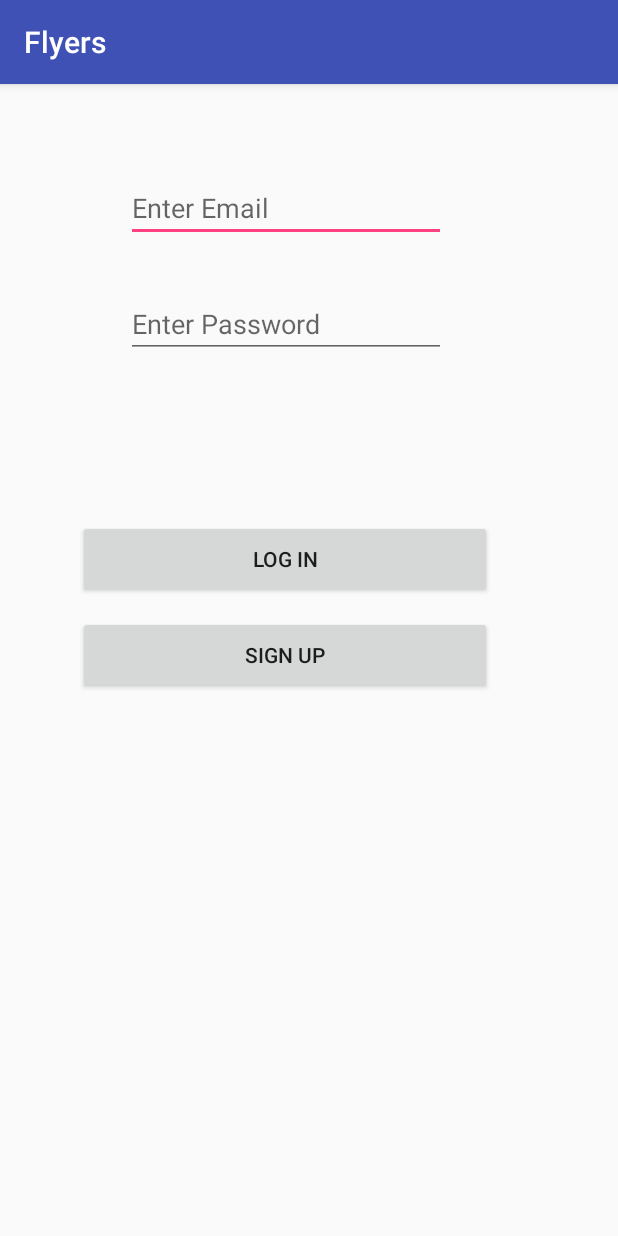
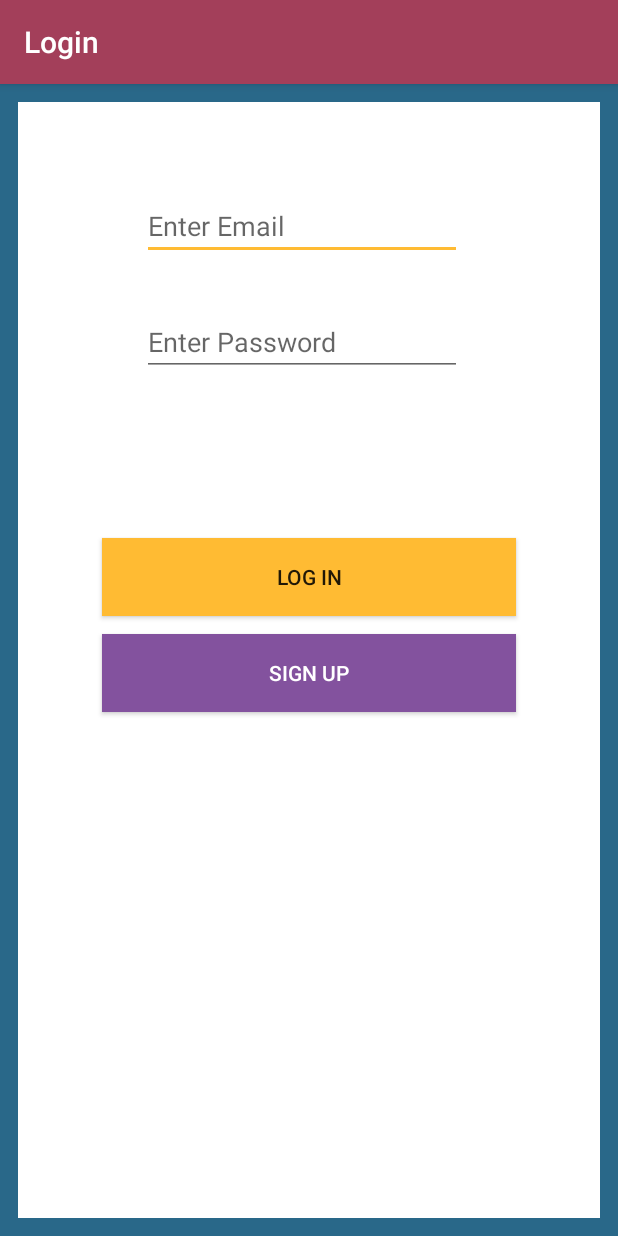
Before and after one commit to jlop02/Flyer, an Android app: the screen it shows after launch (LoginActivity), after a tap on "LOGIN", on a phone screen of 412 x 824 dp. Run offline under Robolectric (Android 15) with nearby library versions, the phone set to English and light mode, and no system bars; our stand-ins replace Firebase (no records; nobody signed in at launch, a user with empty details on screens opened directly), Picasso; libraries missing offline, so code that uses them is left out: com.firebase.client; pictures from the network do not load; Roboto replaces fonts that are not available here; 1 statement that could not run was skipped.

Commit message:
Design.v4
Login Screen better, theme colors, upload screen better, when home is pressed it returns to top of scrollview

```diff
--- a/Flyers/app/src/main/java/com/example/lo/flyers/LoginActivity.java
+++ b/Flyers/app/src/main/java/com/example/lo/flyers/LoginActivity.java
@@ -28,7 +28,7 @@ public class LoginActivity extends AppCompatActivity implements View.OnClickList
     protected void onCreate(Bundle savedInstanceState) {
         super.onCreate(savedInstanceState);
         setContentView(R.layout.activity_login);
-
+        setTitle("Login");
         textEmail = (EditText) findViewById(R.id.editText);
         textPass = findViewById(R.id.editText2);
 
--- a/Flyers/app/src/main/java/com/example/lo/flyers/MainActivity.java
+++ b/Flyers/app/src/main/java/com/example/lo/flyers/MainActivity.java
@@ -48,6 +48,7 @@ public class MainActivity extends AppCompatActivity {
     protected void onCreate(Bundle savedInstanceState) {
         super.onCreate(savedInstanceState);
         setContentView(R.layout.activity_main);
+        setTitle("Flyers");
 
         btnMove = findViewById(R.id.button2);
         if(user != null){
@@ -135,9 +136,10 @@ public class MainActivity extends AppCompatActivity {
                 Intent intent = new Intent(this, LoginActivity.class);
                 startActivity(intent);
 
-
             case R.id.item1:
-                Toast.makeText(this, "Home was selected", Toast.LENGTH_SHORT).show();
+                if(item.getItemId()==R.id.item1){
+                LinearLayoutManager layoutManager=(LinearLayoutManager) recyclerView.getLayoutManager();
+                layoutManager.scrollToPositionWithOffset(0,0);}
                 return true;
 
             case R.id.item2:
@@ -149,7 +151,7 @@ public class MainActivity extends AppCompatActivity {
 
 
             case R.id.item3:
-                Toast.makeText(this, "Saved was selected", Toast.LENGTH_SHORT).show();
+                Toast.makeText(this, "Recent was selected", Toast.LENGTH_SHORT).show();
                 return true;
 
             case R.id.item4:
--- a/Flyers/app/src/main/res/layout/activity_login.xml
+++ b/Flyers/app/src/main/res/layout/activity_login.xml
@@ -1,20 +1,36 @@
 <?xml version="1.0" encoding="utf-8"?>
-<android.support.constraint.ConstraintLayout xmlns:android="http://schemas.android.com/apk/res/android"
+<RelativeLayout
+    xmlns:android="http://schemas.android.com/apk/res/android"
     xmlns:app="http://schemas.android.com/apk/res-auto"
     xmlns:tools="http://schemas.android.com/tools"
     android:layout_width="match_parent"
     android:layout_height="match_parent"
+    android:background="@color/coolBlue"
+    >
+
+<android.support.constraint.ConstraintLayout xmlns:android="http://schemas.android.com/apk/res/android"
+    xmlns:app="http://schemas.android.com/apk/res-auto"
+    xmlns:tools="http://schemas.android.com/tools"
+    android:layout_width="500dp"
+    android:layout_height="800dp"
+    android:layout_marginStart="12dp"
+    android:layout_marginEnd="12dp"
+    android:layout_marginTop="12dp"
+    android:layout_marginBottom="12dp"
+    android:background="@android:color/white"
     tools:context=".LoginActivity">
 
     <EditText
         android:id="@+id/editText"
         android:layout_width="wrap_content"
         android:layout_height="wrap_content"
-        android:layout_marginStart="84dp"
+        android:layout_marginEnd="77dp"
+        android:layout_marginStart="68dp"
         android:layout_marginTop="60dp"
         android:ems="10"
         android:hint="Enter Email"
         android:inputType="textEmailAddress"
+        app:layout_constraintEnd_toEndOf="parent"
         app:layout_constraintStart_toStartOf="parent"
         app:layout_constraintTop_toTopOf="parent" />
 
@@ -22,11 +38,13 @@
         android:id="@+id/editText2"
         android:layout_width="wrap_content"
         android:layout_height="wrap_content"
-        android:layout_marginStart="84dp"
+        android:layout_marginEnd="77dp"
+        android:layout_marginStart="68dp"
         android:layout_marginTop="32dp"
         android:ems="10"
         android:hint="Enter Password"
         android:inputType="textPassword"
+        app:layout_constraintEnd_toEndOf="parent"
         app:layout_constraintStart_toStartOf="parent"
         app:layout_constraintTop_toBottomOf="@+id/editText" />
 
@@ -34,9 +52,12 @@
         android:id="@+id/LoginBtn"
         android:layout_width="276dp"
         android:layout_height="52dp"
-        android:layout_marginStart="52dp"
+        android:layout_marginEnd="42dp"
+        android:layout_marginStart="42dp"
         android:layout_marginTop="108dp"
         android:text="Log In"
+        android:background="@android:color/holo_orange_light"
+        app:layout_constraintEnd_toEndOf="parent"
         app:layout_constraintStart_toStartOf="parent"
         app:layout_constraintTop_toBottomOf="@+id/editText2" />
 
@@ -44,9 +65,14 @@
         android:id="@+id/SignupBtn"
         android:layout_width="276dp"
         android:layout_height="52dp"
-        android:layout_marginStart="52dp"
+        android:layout_marginEnd="42dp"
+        android:layout_marginStart="42dp"
         android:layout_marginTop="12dp"
         android:text="Sign Up"
+        android:background="@color/coolPurple"
+        android:textColor="@android:color/white"
+        app:layout_constraintEnd_toEndOf="parent"
         app:layout_constraintStart_toStartOf="parent"
         app:layout_constraintTop_toBottomOf="@+id/LoginBtn" />
 </android.support.constraint.ConstraintLayout>
+</RelativeLayout>
--- a/Flyers/app/src/main/res/layout/activity_upload_details.xml
+++ b/Flyers/app/src/main/res/layout/activity_upload_details.xml
@@ -1,4 +1,5 @@
 <?xml version="1.0" encoding="utf-8"?>
+
 
 <ScrollView
     xmlns:app="http://schemas.android.com/apk/res-auto"
--- a/Flyers/app/src/main/res/menu/main_menu.xml
+++ b/Flyers/app/src/main/res/menu/main_menu.xml
@@ -4,8 +4,7 @@
     <item
         android:id="@+id/itemLog"
         android:title="LogIn"
-        app:showAsAction="ifRoom"
-        />
+        app:showAsAction="ifRoom" />
 
     <item android:id="@+id/item1"
         android:title="Home"
@@ -18,7 +17,7 @@
         />
 
     <item android:id="@+id/item3"
-        android:title="Saved"
+        android:title="Recent"
         app:showAsAction="never"
         />
 
--- a/Flyers/app/src/main/res/values/colors.xml
+++ b/Flyers/app/src/main/res/values/colors.xml
@@ -6,4 +6,7 @@
     <color name="blue">#2934bd</color>
     <color name="gray">#51525d</color>
     <color name="coolBlue">#296889</color>
+    <color name="coolRed">#a33f5a</color>
+    <color name="coolGreen">#3fa36c</color>
+    <color name="coolPurple">#83529e</color>
 </resources>
--- a/Flyers/app/src/main/res/values/styles.xml
+++ b/Flyers/app/src/main/res/values/styles.xml
@@ -3,9 +3,9 @@
     <!-- Base application theme. -->
     <style name="AppTheme" parent="Theme.AppCompat.Light.DarkActionBar">
         <!-- Customize your theme here. -->
-        <item name="colorPrimary">@color/colorPrimary</item>
+        <item name="colorPrimary">@color/coolRed</item>
         <item name="colorPrimaryDark">@color/colorPrimaryDark</item>
-        <item name="colorAccent">@color/colorAccent</item>
+        <item name="colorAccent">@android:color/holo_orange_light</item>
     </style>
 
     <style name="SplashTheme" parent="Theme.AppCompat.NoActionBar">
```
Also changed, not shown: Flyers/app/src/main/res/layout/activity_main2.xml (+40 -9 lines).
